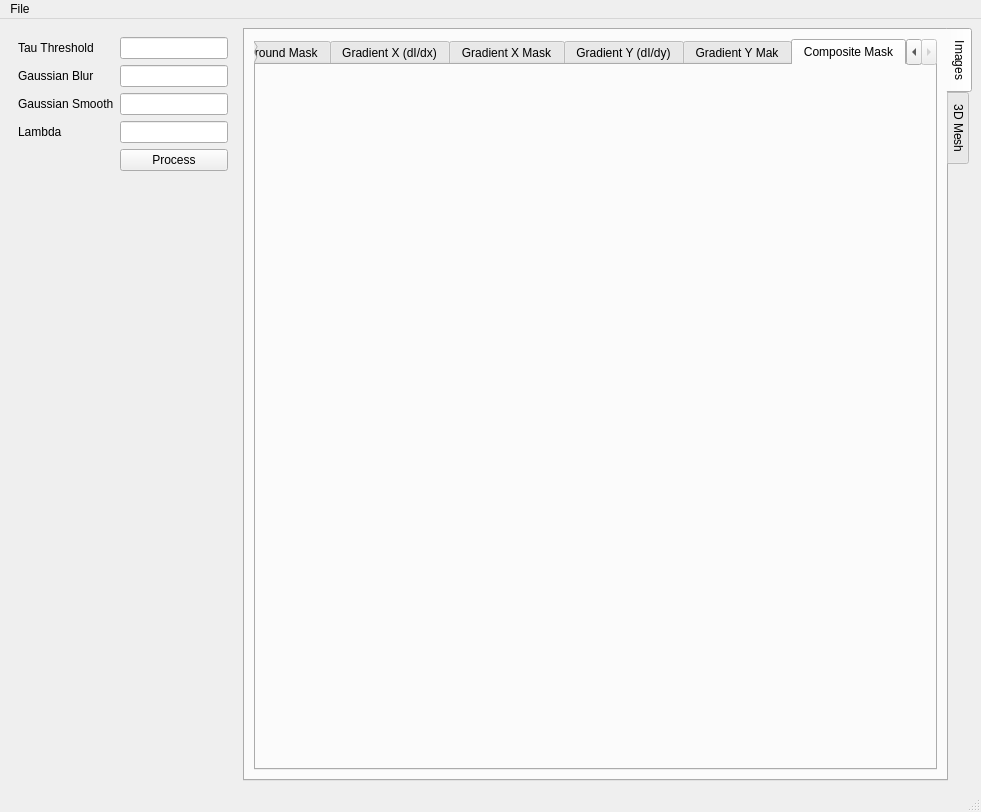
First picture: the form in Solver/Explorer.ui, repository steveknipmeyer/ModelRelief, before the edit.
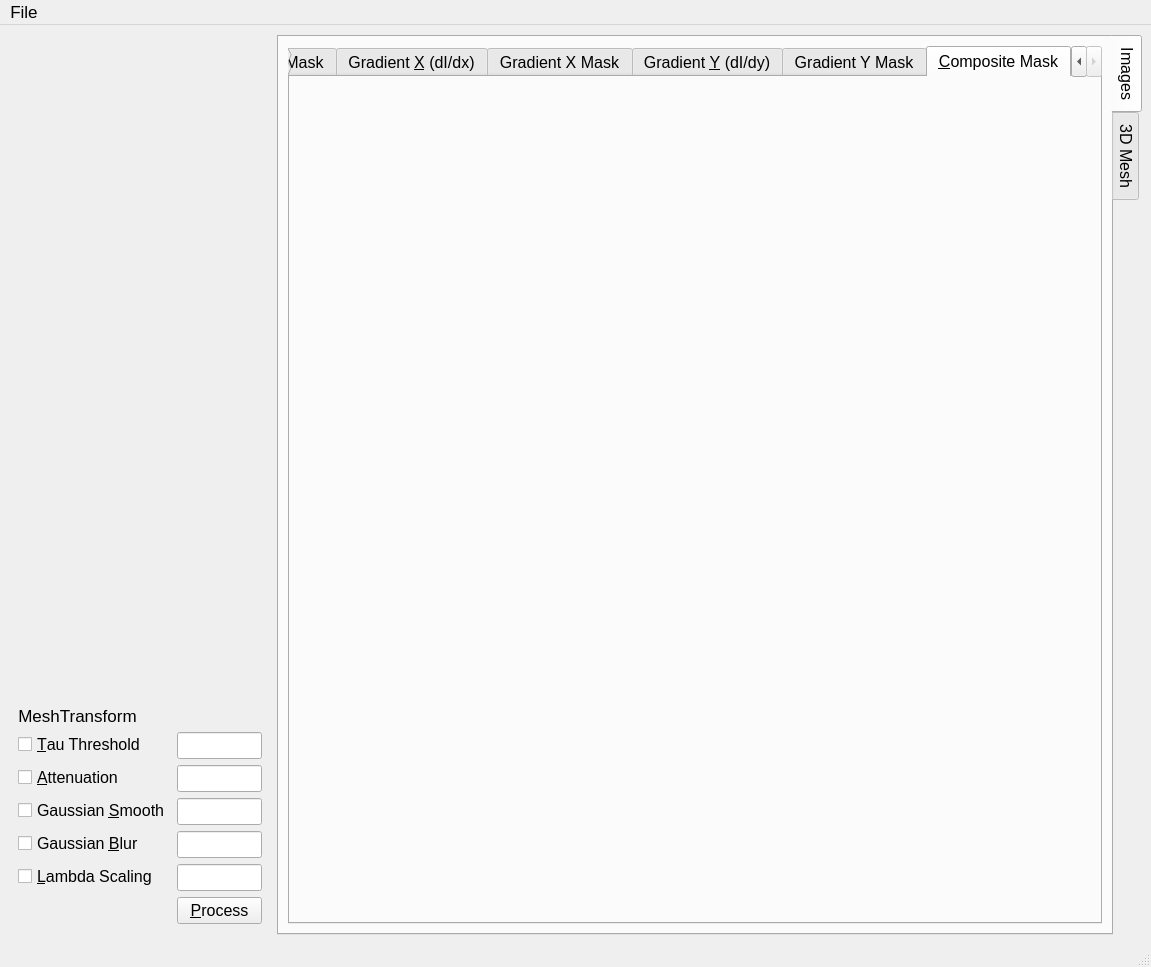
Second picture: the form after the edit. The open tabs and pages were chosen to show the change.

Commit message: Explorer: Add keyboard accelerators and checkboxes to control MeshTransform.

The edit to the form file:
```diff
--- a/Solver/Explorer.ui
+++ b/Solver/Explorer.ui
@@ -6,20 +6,220 @@
    <rect>
     <x>0</x>
     <y>0</y>
-    <width>981</width>
-    <height>812</height>
+    <width>1151</width>
+    <height>967</height>
    </rect>
   </property>
+  <property name="sizePolicy">
+   <sizepolicy hsizetype="MinimumExpanding" vsizetype="MinimumExpanding">
+    <horstretch>0</horstretch>
+    <verstretch>0</verstretch>
+   </sizepolicy>
+  </property>
+  <property name="minimumSize">
+   <size>
+    <width>0</width>
+    <height>0</height>
+   </size>
+  </property>
   <property name="windowTitle">
    <string>Explorer</string>
   </property>
   <widget class="QWidget" name="centralWidget">
+   <property name="sizePolicy">
+    <sizepolicy hsizetype="Expanding" vsizetype="Preferred">
+     <horstretch>0</horstretch>
+     <verstretch>0</verstretch>
+    </sizepolicy>
+   </property>
    <property name="focusPolicy">
     <enum>Qt::NoFocus</enum>
    </property>
-   <layout class="QGridLayout" name="gridLayout">
+   <layout class="QFormLayout" name="formLayout_2">
+    <item row="0" column="0">
+     <widget class="QWidget" name="settingsContainer" native="true">
+      <property name="sizePolicy">
+       <sizepolicy hsizetype="Fixed" vsizetype="Preferred">
+        <horstretch>0</horstretch>
+        <verstretch>0</verstretch>
+       </sizepolicy>
+      </property>
+      <property name="minimumSize">
+       <size>
+        <width>262</width>
+        <height>0</height>
+       </size>
+      </property>
+      <property name="maximumSize">
+       <size>
+        <width>262</width>
+        <height>896</height>
+       </size>
+      </property>
+      <property name="font">
+       <font>
+        <pointsize>12</pointsize>
+        <weight>50</weight>
+        <bold>false</bold>
+       </font>
+      </property>
+      <property name="focusPolicy">
+       <enum>Qt::NoFocus</enum>
+      </property>
+      <layout class="QFormLayout" name="formLayout">
+       <item row="3" column="0">
+        <widget class="QCheckBox" name="tauCheckBox">
+         <property name="maximumSize">
+          <size>
+           <width>373</width>
+           <height>16777215</height>
+          </size>
+         </property>
+         <property name="text">
+          <string>&amp;Tau Threshold</string>
+         </property>
+        </widget>
+       </item>
+       <item row="3" column="1">
+        <widget class="QLineEdit" name="tauLineEdit">
+         <property name="maximumSize">
+          <size>
+           <width>373</width>
+           <height>16777215</height>
+          </size>
+         </property>
+        </widget>
+       </item>
+       <item row="5" column="0">
+        <widget class="QCheckBox" name="gaussianSmoothCheckBox">
+         <property name="text">
+          <string>Gaussian &amp;Smooth</string>
+         </property>
+        </widget>
+       </item>
+       <item row="5" column="1">
+        <widget class="QLineEdit" name="gaussianBlurLineEdit">
+         <property name="maximumSize">
+          <size>
+           <width>373</width>
+           <height>16777215</height>
+          </size>
+         </property>
+        </widget>
+       </item>
+       <item row="6" column="0">
+        <widget class="QCheckBox" name="gaussianBlurCheckBox">
+         <property name="text">
+          <string>Gaussian &amp;Blur</string>
+         </property>
+        </widget>
+       </item>
+       <item row="6" column="1">
+        <widget class="QLineEdit" name="gaussianSmoothLineEdit">
+         <property name="maximumSize">
+          <size>
+           <width>373</width>
+           <height>16777215</height>
+          </size>
+         </property>
+        </widget>
+       </item>
+       <item row="7" column="0">
+        <widget class="QCheckBox" name="lambdaCheckBox">
+         <property name="text">
+          <string>&amp;Lambda Scaling</string>
+         </property>
+        </widget>
+       </item>
+       <item row="7" column="1">
+        <widget class="QLineEdit" name="lambdaLineEdit">
+         <property name="maximumSize">
+          <size>
+           <width>373</width>
+           <height>16777215</height>
+          </size>
+         </property>
+        </widget>
+       </item>
+       <item row="8" column="1">
+        <widget class="QPushButton" name="processButton">
+         <property name="maximumSize">
+          <size>
+           <width>373</width>
+           <height>16777215</height>
+          </size>
+         </property>
+         <property name="text">
+          <string>&amp;Process</string>
+         </property>
+        </widget>
+       </item>
+       <item row="4" column="1">
+        <widget class="QLineEdit" name="lineEdit"/>
+       </item>
+       <item row="4" column="0">
+        <widget class="QCheckBox" name="attenuationCheckBox">
+         <property name="text">
+          <string>&amp;Attenuation</string>
+         </property>
+        </widget>
+       </item>
+       <item row="0" column="0">
+        <spacer name="verticalSpacer">
+         <property name="orientation">
+          <enum>Qt::Vertical</enum>
+         </property>
+         <property name="sizeHint" stdset="0">
+          <size>
+           <width>20</width>
+           <height>40</height>
+          </size>
+         </property>
+        </spacer>
+       </item>
+       <item row="2" column="0">
+        <widget class="QLabel" name="labelSetings">
+         <property name="font">
+          <font>
+           <pointsize>13</pointsize>
+          </font>
+         </property>
+         <property name="text">
+          <string>MeshTransform</string>
+         </property>
+         <property name="alignment">
+          <set>Qt::AlignCenter</set>
+         </property>
+        </widget>
+       </item>
+      </layout>
+     </widget>
+    </item>
     <item row="0" column="1">
      <widget class="QTabWidget" name="overalTabsContainer">
+      <property name="sizePolicy">
+       <sizepolicy hsizetype="Expanding" vsizetype="Expanding">
+        <horstretch>0</horstretch>
+        <verstretch>0</verstretch>
+       </sizepolicy>
+      </property>
+      <property name="minimumSize">
+       <size>
+        <width>0</width>
+        <height>900</height>
+       </size>
+      </property>
+      <property name="baseSize">
+       <size>
+        <width>0</width>
+        <height>0</height>
+       </size>
+      </property>
+      <property name="font">
+       <font>
+        <pointsize>12</pointsize>
+       </font>
+      </property>
       <property name="focusPolicy">
        <enum>Qt::NoFocus</enum>
       </property>
@@ -30,15 +230,32 @@
        <number>1</number>
       </property>
       <widget class="QWidget" name="imageTabsContainer">
+       <property name="sizePolicy">
+        <sizepolicy hsizetype="Expanding" vsizetype="Expanding">
+         <horstretch>0</horstretch>
+         <verstretch>0</verstretch>
+        </sizepolicy>
+       </property>
        <property name="focusPolicy">
         <enum>Qt::TabFocus</enum>
        </property>
        <attribute name="title">
         <string>Images</string>
        </attribute>
-       <layout class="QGridLayout" name="gridLayout_2">
+       <layout class="QGridLayout" name="gridLayout">
         <item row="0" column="0">
          <widget class="QTabWidget" name="imageTabs">
+          <property name="sizePolicy">
+           <sizepolicy hsizetype="Expanding" vsizetype="Expanding">
+            <horstretch>0</horstretch>
+            <verstretch>0</verstretch>
+           </sizepolicy>
+          </property>
+          <property name="font">
+           <font>
+            <pointsize>12</pointsize>
+           </font>
+          </property>
           <property name="focusPolicy">
            <enum>Qt::StrongFocus</enum>
           </property>
@@ -50,7 +267,7 @@
             <enum>Qt::TabFocus</enum>
            </property>
            <attribute name="title">
-            <string>DepthBuffer</string>
+            <string>&amp;DepthBuffer</string>
            </attribute>
            <layout class="QVBoxLayout" name="verticalLayout_2"/>
           </widget>
@@ -59,7 +276,7 @@
             <enum>Qt::TabFocus</enum>
            </property>
            <attribute name="title">
-            <string>Background Mask</string>
+            <string>&amp;Background Mask</string>
            </attribute>
            <layout class="QVBoxLayout" name="verticalLayout_3"/>
           </widget>
@@ -68,7 +285,7 @@
             <enum>Qt::TabFocus</enum>
            </property>
            <attribute name="title">
-            <string>Gradient X (dI/dx)</string>
+            <string>Gradient &amp;X (dI/dx)</string>
            </attribute>
            <layout class="QVBoxLayout" name="verticalLayout_4"/>
           </widget>
@@ -86,7 +303,7 @@
             <enum>Qt::TabFocus</enum>
            </property>
            <attribute name="title">
-            <string>Gradient Y (dI/dy)</string>
+            <string>Gradient &amp;Y (dI/dy)</string>
            </attribute>
            <layout class="QVBoxLayout" name="verticalLayout_6"/>
           </widget>
@@ -95,7 +312,7 @@
             <enum>Qt::TabFocus</enum>
            </property>
            <attribute name="title">
-            <string>Gradient Y Mak</string>
+            <string>Gradient Y Mask</string>
            </attribute>
            <layout class="QVBoxLayout" name="verticalLayout_7"/>
           </widget>
@@ -104,7 +321,7 @@
             <enum>Qt::TabFocus</enum>
            </property>
            <attribute name="title">
-            <string>Composite Mask</string>
+            <string>&amp;Composite Mask</string>
            </attribute>
            <layout class="QVBoxLayout" name="verticalLayout_8"/>
           </widget>
@@ -152,71 +369,6 @@
       </widget>
      </widget>
     </item>
-    <item row="0" column="0">
-     <widget class="QWidget" name="settingsContainer" native="true">
-      <property name="sizePolicy">
-       <sizepolicy hsizetype="Fixed" vsizetype="Preferred">
-        <horstretch>0</horstretch>
-        <verstretch>0</verstretch>
-       </sizepolicy>
-      </property>
-      <property name="focusPolicy">
-       <enum>Qt::NoFocus</enum>
-      </property>
-      <layout class="QFormLayout" name="formLayout">
-       <property name="sizeConstraint">
-        <enum>QLayout::SetMinAndMaxSize</enum>
-       </property>
-       <item row="1" column="0">
-        <widget class="QLabel" name="tauLabel">
-         <property name="text">
-          <string>Tau Threshold</string>
-         </property>
-        </widget>
-       </item>
-       <item row="1" column="1">
-        <widget class="QLineEdit" name="tauLineEdit"/>
-       </item>
-       <item row="9" column="1">
-        <widget class="QPushButton" name="processButton">
-         <property name="text">
-          <string>Process</string>
-         </property>
-        </widget>
-       </item>
-       <item row="5" column="0">
-        <widget class="QLabel" name="lambdaLabel">
-         <property name="text">
-          <string>Lambda</string>
-         </property>
-        </widget>
-       </item>
-       <item row="5" column="1">
-        <widget class="QLineEdit" name="lambdaLineEdit"/>
-       </item>
-       <item row="2" column="0">
-        <widget class="QLabel" name="gaussianBlurLabel">
-         <property name="text">
-          <string>Gaussian Blur</string>
-         </property>
-        </widget>
-       </item>
-       <item row="2" column="1">
-        <widget class="QLineEdit" name="gaussianBlurLineEdit"/>
-       </item>
-       <item row="3" column="1">
-        <widget class="QLineEdit" name="gaussianSmoothLineEdit"/>
-       </item>
-       <item row="3" column="0">
-        <widget class="QLabel" name="gaussianSmoothLabel">
-         <property name="text">
-          <string>Gaussian Smooth</string>
-         </property>
-        </widget>
-       </item>
-      </layout>
-     </widget>
-    </item>
    </layout>
   </widget>
   <widget class="QMenuBar" name="menubar">
@@ -224,10 +376,15 @@
     <rect>
      <x>0</x>
      <y>0</y>
-     <width>981</width>
-     <height>21</height>
+     <width>1151</width>
+     <height>29</height>
     </rect>
    </property>
+   <property name="font">
+    <font>
+     <pointsize>13</pointsize>
+    </font>
+   </property>
    <widget class="QMenu" name="menuFile">
     <property name="title">
      <string>File</string>
```
Left out of the diff: 20 changed lines with no effect on the pictures. The commit also changes 3 other files.
